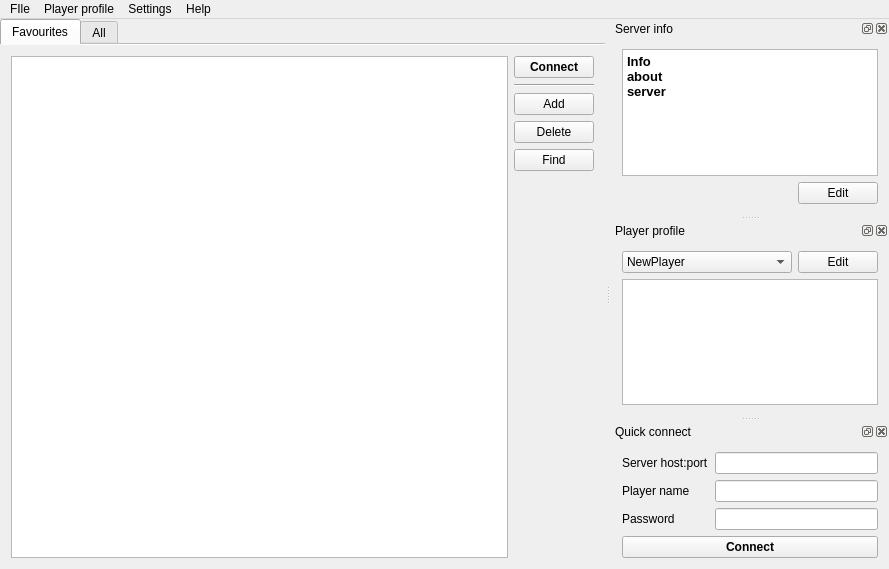
First picture: the form in src/mainwindow.ui, repository navrocky/urtconnector, before the edit.
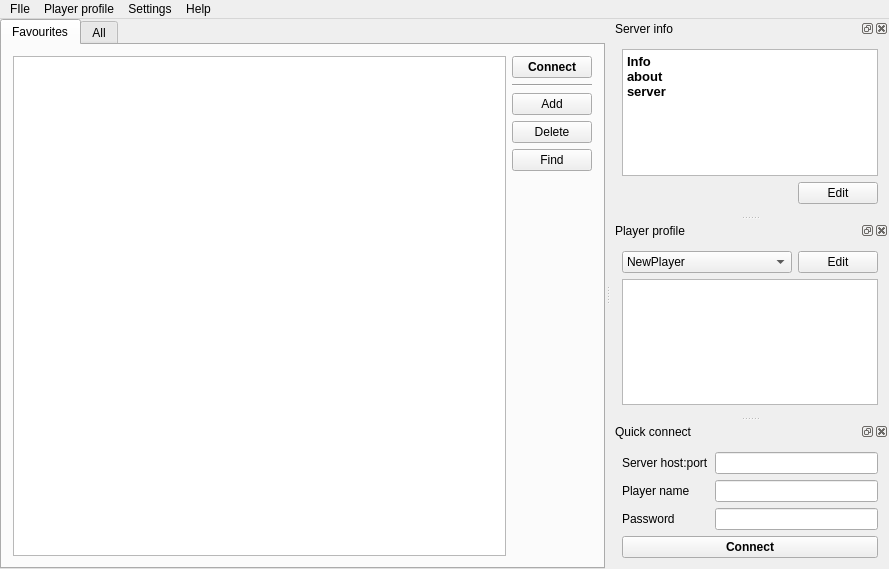
Second picture: the form after the edit.

```diff
--- a/src/mainwindow.ui
+++ b/src/mainwindow.ui
@@ -23,11 +23,8 @@
       <property name="currentIndex">
        <number>0</number>
       </property>
-      <property name="documentMode">
-       <bool>true</bool>
-      </property>
-      <widget class="QWidget" name="tab">
-       <attribute name="title">
+      <widget class="QWidget" name="tab" >
+       <attribute name="title" >
         <string>Favourites</string>
        </attribute>
        <layout class="QHBoxLayout" name="horizontalLayout_2">
@@ -439,7 +436,7 @@
    </property>
   </action>
  </widget>
- <layoutdefault spacing="6" margin="11"/>
+ <layoutdefault spacing="6" margin="11" />
  <tabstops>
   <tabstop>tableView</tabstop>
   <tabstop>qlServerEdit</tabstop>
```
Left out of the diff: 311 changed lines with no effect on the pictures.
